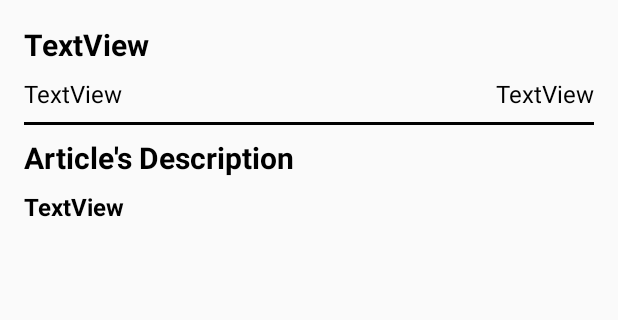
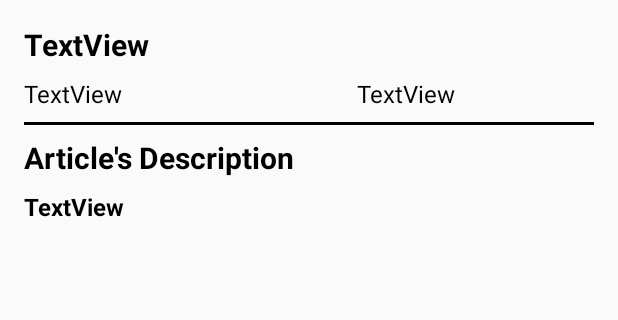
Before and after one commit to OsamaAbuyahya/Sports_Articles, an Android app: the DetailActivity screen opened directly, with no data from a screen before it, on a phone screen of 412 x 824 dp, the part 384-704 px from its top. Run offline under Robolectric (Android 15) with nearby library versions, the phone set to English and light mode, and no system bars; our stand-ins replace data binding; pictures from the network do not load; 5 statements that could not run were skipped.

Commit message:
design issue

```diff
--- a/app/src/main/res/layout/activity_detail.xml
+++ b/app/src/main/res/layout/activity_detail.xml
@@ -73,28 +73,38 @@
 
         <TextView
             android:id="@+id/text_author_detail"
-            android:layout_width="wrap_content"
+            android:layout_width="0dp"
             android:layout_height="wrap_content"
             android:layout_marginStart="16dp"
             android:layout_marginLeft="16dp"
             android:layout_marginTop="8dp"
+            android:layout_marginEnd="32dp"
+            android:layout_marginRight="32dp"
+            android:layout_marginBottom="8dp"
             android:text="TextView"
             android:textColor="@color/colorBlack"
             android:textSize="@dimen/text_size_16sp"
+            app:layout_constraintBottom_toTopOf="@id/view"
+            app:layout_constraintEnd_toStartOf="@+id/text_date_detail"
             app:layout_constraintStart_toStartOf="parent"
             app:layout_constraintTop_toBottomOf="@+id/text_title_detail" />
 
         <TextView
             android:id="@+id/text_date_detail"
-            android:layout_width="wrap_content"
+            android:layout_width="0dp"
             android:layout_height="wrap_content"
+            android:layout_marginStart="32dp"
+            android:layout_marginLeft="32dp"
             android:layout_marginTop="8dp"
             android:layout_marginEnd="16dp"
             android:layout_marginRight="16dp"
+            android:layout_marginBottom="8dp"
+            android:text="TextView"
             android:textColor="@color/colorBlack"
-            android:text="TextView"
             android:textSize="@dimen/text_size_16sp"
+            app:layout_constraintBottom_toTopOf="@id/view"
             app:layout_constraintEnd_toEndOf="parent"
+            app:layout_constraintStart_toEndOf="@+id/text_author_detail"
             app:layout_constraintTop_toBottomOf="@+id/text_title_detail" />
 
         <View
```
